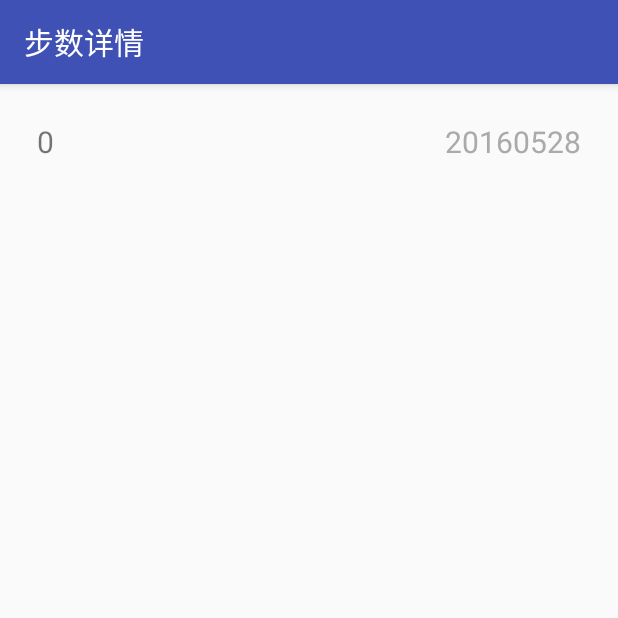
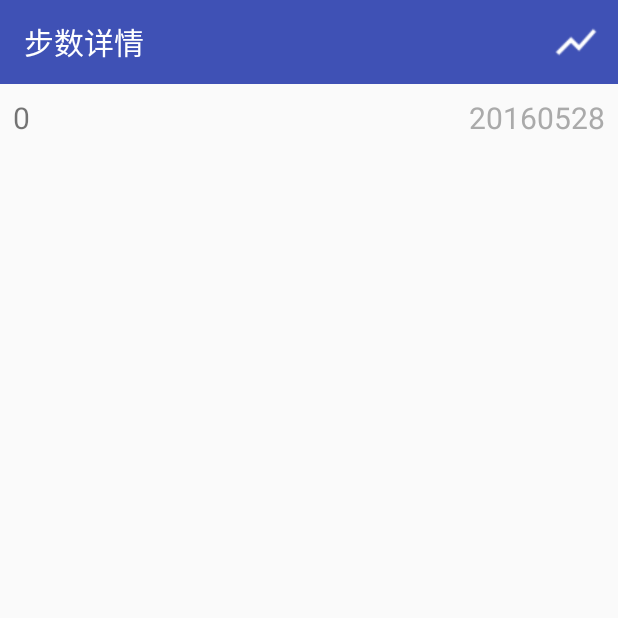
Before and after one commit to zhongzhen2008/HiFit, an Android app: the StepHistroyActivity screen opened directly, with no data from a screen before it, on a phone screen of 412 x 824 dp, the top half of it. Run offline under Robolectric (Android 15) with nearby library versions, the phone set to English and light mode, and no system bars; libraries missing offline, so code that uses them is left out: com.squareup.leakcanary.

Commit message:
StepHistroyActivity 改用ToolBar（为了后续调用折线图）

```diff
--- a/app/src/main/AndroidManifest.xml
+++ b/app/src/main/AndroidManifest.xml
@@ -23,7 +23,8 @@
         </activity>
         <activity
             android:name="com.hifit.zz.activity.StepHistroyActivity"
-            android:label="@string/step_detail">
+            android:label="@string/step_detail"
+            android:theme="@style/AppTheme.NoActionBar">
         </activity>
         <activity
             android:name="com.hifit.zz.activity.RunHistroyActivity"
@@ -49,7 +50,8 @@
             </intent-filter>
         </receiver>
 
-        <activity android:name="com.hifit.zz.activity.SettingsActivity">
+        <activity android:name="com.hifit.zz.activity.SettingsActivity"
+                  android:label="@string/action_settings">
         </activity>
     </application>
 
--- a/app/src/main/java/com/hifit/zz/activity/StepHistroyActivity.java
+++ b/app/src/main/java/com/hifit/zz/activity/StepHistroyActivity.java
@@ -6,11 +6,16 @@ import android.content.Intent;
 import android.content.Loader;
 import android.database.Cursor;
 import android.database.sqlite.SQLiteDatabase;
+import android.graphics.Color;
 import android.support.v7.app.AppCompatActivity;
 import android.os.Bundle;
+import android.support.v7.widget.Toolbar;
+import android.view.MenuItem;
 import android.view.View;
+import android.view.Window;
 import android.widget.ListView;
 import android.widget.SimpleCursorAdapter;
+import android.widget.Toast;
 
 import com.hifit.zz.db.StepItem;
 import com.hifit.zz.hifit.R;
@@ -30,6 +35,8 @@ public class StepHistroyActivity extends AppCompatActivity implements LoaderMana
     protected void onCreate(Bundle savedInstanceState) {
         super.onCreate(savedInstanceState);
         setContentView(R.layout.activity_step);
+
+        initViews();
 
  /*       HifitApp app = (HifitApp)getApplication();
         Cursor cursor = app.getStepsDAO().queryCursorDateDesc();
@@ -54,6 +61,24 @@ public class StepHistroyActivity extends AppCompatActivity implements LoaderMana
         mListView.setVisibility(View.INVISIBLE);
 
         getLoaderManager().initLoader(0, null, this);
+    }
+
+    private void initViews() {
+        Toolbar toolbar = (Toolbar) findViewById(R.id.toolbar);
+        toolbar.setTitleTextColor(Color.WHITE);
+        toolbar.setTitle(R.string.step_detail);
+
+        toolbar.inflateMenu(R.menu.menu_step_graph);
+        toolbar.setOnMenuItemClickListener(new Toolbar.OnMenuItemClickListener() {
+            @Override
+            public boolean onMenuItemClick(MenuItem item) {
+                int menuItemId = item.getItemId();
+                if (menuItemId == R.id.action_step_graph) {
+                    Toast.makeText(StepHistroyActivity.this, "点击菜单", Toast.LENGTH_SHORT).show();
+                }
+                return true;
+            }
+        });
     }
 
     private void updateTodayStep() {
--- a/app/src/main/res/layout/activity_step.xml
+++ b/app/src/main/res/layout/activity_step.xml
@@ -4,14 +4,19 @@
     xmlns:tools="http://schemas.android.com/tools"
     android:layout_width="match_parent"
     android:layout_height="match_parent"
-    android:paddingBottom="@dimen/activity_vertical_margin"
-    android:paddingLeft="@dimen/activity_horizontal_margin"
-    android:paddingRight="@dimen/activity_horizontal_margin"
-    android:paddingTop="@dimen/activity_vertical_margin"
-    tools:context="com.hifit.zz.activity.StepHistroyActivity">
+    tools:context="com.hifit.zz.activity.StepHistroyActivity"
+    android:orientation="vertical">
+
+    <android.support.v7.widget.Toolbar
+        android:id="@+id/toolbar"
+        android:layout_width="match_parent"
+        android:layout_height="wrap_content"
+        android:background="@color/colorPrimary">
+    </android.support.v7.widget.Toolbar>
 
     <ListView
         android:layout_width="wrap_content"
         android:layout_height="wrap_content"
-        android:id="@+id/list_steps"/>
+        android:id="@+id/list_steps"
+        android:layout_below="@id/toolbar"/>
 </RelativeLayout>
--- /dev/null
+++ b/app/src/main/res/menu/menu_step_graph.xml
@@ -0,0 +1,11 @@
+<menu xmlns:android="http://schemas.android.com/apk/res/android"
+      xmlns:app="http://schemas.android.com/apk/res-auto"
+      xmlns:tools="http://schemas.android.com/tools"
+      tools:context="com.hifit.zz.activity.MainActivity">
+
+    <item
+        android:id="@+id/action_step_graph"
+        android:icon="@drawable/ic_show_chart_white_24dp"
+        android:title="@string/step_graph"
+        app:showAsAction="always" />
+</menu>
--- a/app/src/main/res/values-v21/styles.xml
+++ b/app/src/main/res/values-v21/styles.xml
@@ -4,6 +4,6 @@
         <item name="windowActionBar">false</item>
         <item name="windowNoTitle">true</item>
         <item name="android:windowDrawsSystemBarBackgrounds">true</item>
-        <item name="android:statusBarColor">@android:color/transparent</item>
+        <!--<item name="android:statusBarColor">@android:color/transparent</item>-->
     </style>
 </resources>
--- a/app/src/main/res/values/colors.xml
+++ b/app/src/main/res/values/colors.xml
@@ -1,6 +1,6 @@
 <?xml version="1.0" encoding="utf-8"?>
 <resources>
-    <color name="colorPrimary">#3F51B5</color>
-    <color name="colorPrimaryDark">#303F9F</color>
+    <color name="colorPrimary">#3f51b5</color>
+    <color name="colorPrimaryDark">#303f9f</color>
     <color name="colorAccent">#FF4081</color>
 </resources>
--- a/app/src/main/res/values/strings.xml
+++ b/app/src/main/res/values/strings.xml
@@ -15,6 +15,7 @@
     <string name="step_uint">步</string>
     <string name="step_to_target">距离今日目标还有</string>
     <string name="step_reach_target">已达成今日目标!</string>
+    <string name="step_graph">步数图表</string>
 
 
 </resources>
```
Also changed, not shown: app/src/main/res/drawable/ic_show_chart_white_24dp.png (added).
